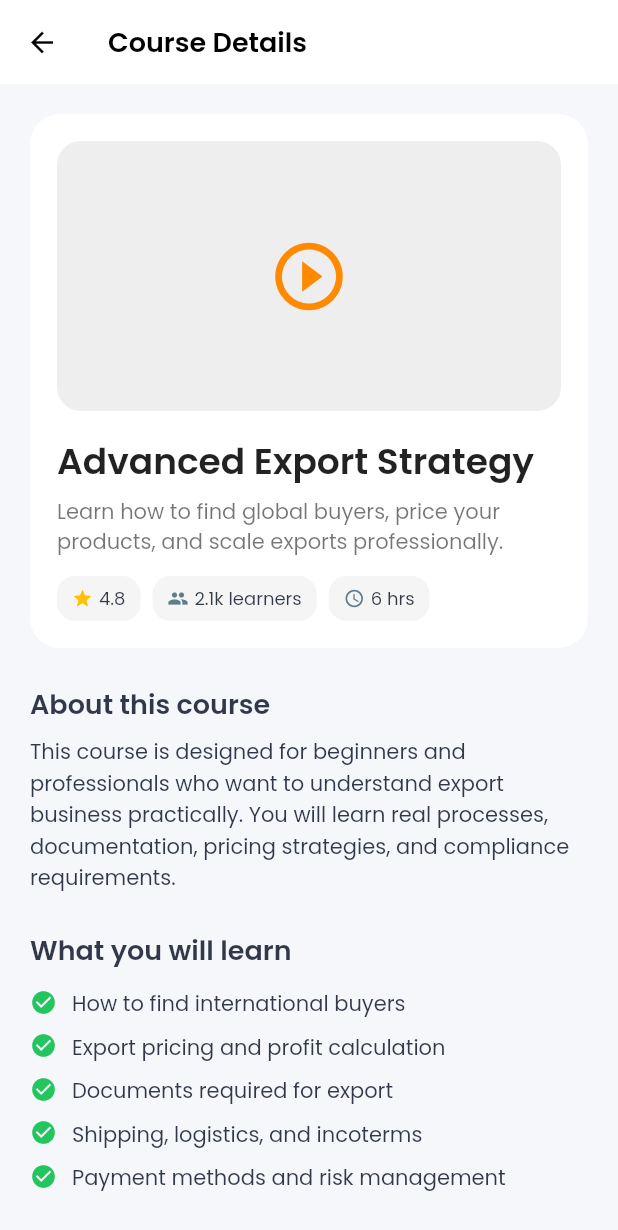
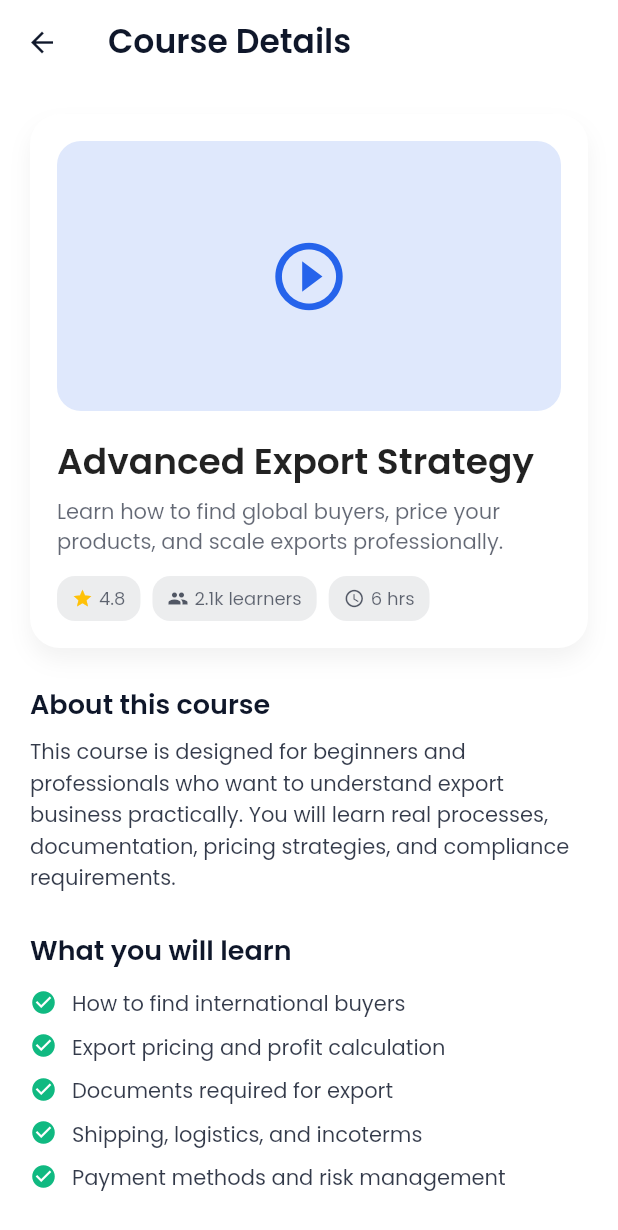
Before and after one commit to codebyAG/exim_lab, a Flutter app: the CourseDetailsScreen screen opened directly, on a phone screen of 412 x 824 dp. Shown: the top 1230 px of the screen. Run offline on Flutter 3.47's test engine with Material 3 defaults, Android fonts, the phone set to English and light mode, and no system bars; our stand-ins replace pin_code_fields, shared_preferences, youtube_player_flutter; accounts and stored records are empty.

Commit message:
course list

```diff
--- a/lib/features/courses/presentation/screens/courses_details_screen.dart
+++ b/lib/features/courses/presentation/screens/courses_details_screen.dart
@@ -10,19 +10,18 @@ class CourseDetailsScreen extends StatelessWidget {
     final theme = Theme.of(context);
 
     return Scaffold(
-      backgroundColor: const Color(0xFFF6F7FB),
+      backgroundColor: theme.colorScheme.surface,
+
       appBar: AppBar(
-        backgroundColor: Colors.white,
+        backgroundColor: theme.colorScheme.surface,
         elevation: 0,
         leading: IconButton(
-          icon: const Icon(Icons.arrow_back, color: Colors.black),
+          icon: Icon(Icons.arrow_back, color: theme.colorScheme.onSurface),
           onPressed: () => Navigator.pop(context),
         ),
-        title: const Text(
-          'Course Details',
-          style: TextStyle(color: Colors.black, fontWeight: FontWeight.w600),
-        ),
+        title: Text('Course Details', style: theme.textTheme.titleLarge),
       ),
+
       body: SingleChildScrollView(
         padding: const EdgeInsets.all(20),
         child: Column(
@@ -32,24 +31,33 @@ class CourseDetailsScreen extends StatelessWidget {
             Container(
               padding: const EdgeInsets.all(18),
               decoration: BoxDecoration(
-                color: Colors.white,
+                color: theme.colorScheme.surface,
                 borderRadius: BorderRadius.circular(20),
+                boxShadow: [
+                  BoxShadow(
+                    color: theme.brightness == Brightness.light
+                        ? Colors.black.withOpacity(0.05)
+                        : Colors.black.withOpacity(0.25),
+                    blurRadius: 12,
+                    offset: const Offset(0, 8),
+                  ),
+                ],
               ),
               child: Column(
                 crossAxisAlignment: CrossAxisAlignment.start,
                 children: [
-                  // Thumbnail placeholder
+                  // Thumbnail
                   Container(
                     height: 180,
                     decoration: BoxDecoration(
-                      color: Colors.grey.shade200,
+                      color: theme.colorScheme.primary.withOpacity(0.15),
                       borderRadius: BorderRadius.circular(16),
                     ),
-                    child: const Center(
+                    child: Center(
                       child: Icon(
                         Icons.play_circle_outline,
                         size: 54,
-                        color: Color(0xFFFF8A00),
+                        color: theme.colorScheme.primary,
                       ),
                     ),
                   ),
@@ -68,33 +76,21 @@ class CourseDetailsScreen extends StatelessWidget {
                   Text(
                     'Learn how to find global buyers, price your products, and scale exports professionally.',
                     style: theme.textTheme.bodyMedium?.copyWith(
-                      color: Colors.black54,
+                      color: theme.colorScheme.onSurface.withOpacity(0.65),
                       height: 1.4,
                     ),
                   ),
 
                   const SizedBox(height: 12),
 
-                  // Stats row
+                  // Stats
                   Row(
                     children: const [
-                      _StatChip(
-                        icon: Icons.star,
-                        text: '4.8',
-                        color: Colors.amber,
-                      ),
+                      _StatChip(icon: Icons.star, text: '4.8', isAccent: true),
                       SizedBox(width: 8),
-                      _StatChip(
-                        icon: Icons.people,
-                        text: '2.1k learners',
-                        color: Colors.blueGrey,
-                      ),
+                      _StatChip(icon: Icons.people, text: '2.1k learners'),
                       SizedBox(width: 8),
-                      _StatChip(
-                        icon: Icons.schedule,
-                        text: '6 hrs',
-                        color: Colors.blueGrey,
-                      ),
+                      _StatChip(icon: Icons.schedule, text: '6 hrs'),
                     ],
                   ),
                 ],
@@ -104,7 +100,7 @@ class CourseDetailsScreen extends StatelessWidget {
             const SizedBox(height: 24),
 
             // 🔹 ABOUT
-            _sectionTitle('About this course'),
+            _sectionTitle(context, 'About this course'),
             const SizedBox(height: 8),
             Text(
               'This course is designed for beginners and professionals who want to understand export business practically. '
@@ -115,7 +111,7 @@ class CourseDetailsScreen extends StatelessWidget {
             const SizedBox(height: 24),
 
             // 🔹 WHAT YOU WILL LEARN
-            _sectionTitle('What you will learn'),
+            _sectionTitle(context, 'What you will learn'),
             const SizedBox(height: 12),
             const _Bullet(text: 'How to find international buyers'),
             const _Bullet(text: 'Export pricing and profit calculation'),
@@ -133,9 +129,9 @@ class CourseDetailsScreen extends StatelessWidget {
                 onPressed: () {
                   AppNavigator.push(context, const LessonsScreen());
                 },
-
                 style: ElevatedButton.styleFrom(
-                  backgroundColor: const Color(0xFFFF8A00),
+                  backgroundColor: theme.colorScheme.primary,
+                  foregroundColor: theme.colorScheme.onPrimary,
                   shape: RoundedRectangleBorder(
                     borderRadius: BorderRadius.circular(16),
                   ),
@@ -143,11 +139,7 @@ class CourseDetailsScreen extends StatelessWidget {
                 ),
                 child: const Text(
                   'Enroll & Start Learning',
-                  style: TextStyle(
-                    fontSize: 18,
-                    fontWeight: FontWeight.w600,
-                    color: Colors.white,
-                  ),
+                  style: TextStyle(fontSize: 18, fontWeight: FontWeight.w600),
                 ),
               ),
             ),
@@ -157,10 +149,11 @@ class CourseDetailsScreen extends StatelessWidget {
     );
   }
 
-  Widget _sectionTitle(String text) {
+  Widget _sectionTitle(BuildContext context, String text) {
+    final theme = Theme.of(context);
     return Text(
       text,
-      style: const TextStyle(fontSize: 18, fontWeight: FontWeight.w600),
+      style: theme.textTheme.titleMedium?.copyWith(fontWeight: FontWeight.w600),
     );
   }
 }
@@ -169,27 +162,35 @@ class CourseDetailsScreen extends StatelessWidget {
 class _StatChip extends StatelessWidget {
   final IconData icon;
   final String text;
-  final Color color;
+  final bool isAccent;
 
   const _StatChip({
     required this.icon,
     required this.text,
-    required this.color,
+    this.isAccent = false,
   });
 
   @override
   Widget build(BuildContext context) {
+    final theme = Theme.of(context);
+
     return Container(
       padding: const EdgeInsets.symmetric(horizontal: 10, vertical: 6),
       decoration: BoxDecoration(
-        color: Colors.grey.shade100,
+        color: theme.colorScheme.onSurface.withOpacity(0.08),
         borderRadius: BorderRadius.circular(12),
       ),
       child: Row(
         children: [
-          Icon(icon, size: 14, color: color),
+          Icon(
+            icon,
+            size: 14,
+            color: isAccent
+                ? Colors.amber
+                : theme.colorScheme.onSurface.withOpacity(0.7),
+          ),
           const SizedBox(width: 4),
-          Text(text, style: const TextStyle(fontSize: 12)),
+          Text(text, style: theme.textTheme.bodySmall),
         ],
       ),
     );
@@ -204,14 +205,20 @@ class _Bullet extends StatelessWidget {
 
   @override
   Widget build(BuildContext context) {
+    final theme = Theme.of(context);
+
     return Padding(
       padding: const EdgeInsets.only(bottom: 8),
       child: Row(
         crossAxisAlignment: CrossAxisAlignment.start,
         children: [
-          Icon(Icons.check_circle, size: 18, color: Color(0xFF22C55E)),
-          SizedBox(width: 10),
-          Expanded(child: Text(text)),
+          Icon(
+            Icons.check_circle,
+            size: 18,
+            color: theme.colorScheme.secondary,
+          ),
+          const SizedBox(width: 10),
+          Expanded(child: Text(text, style: theme.textTheme.bodyMedium)),
         ],
       ),
     );
```
